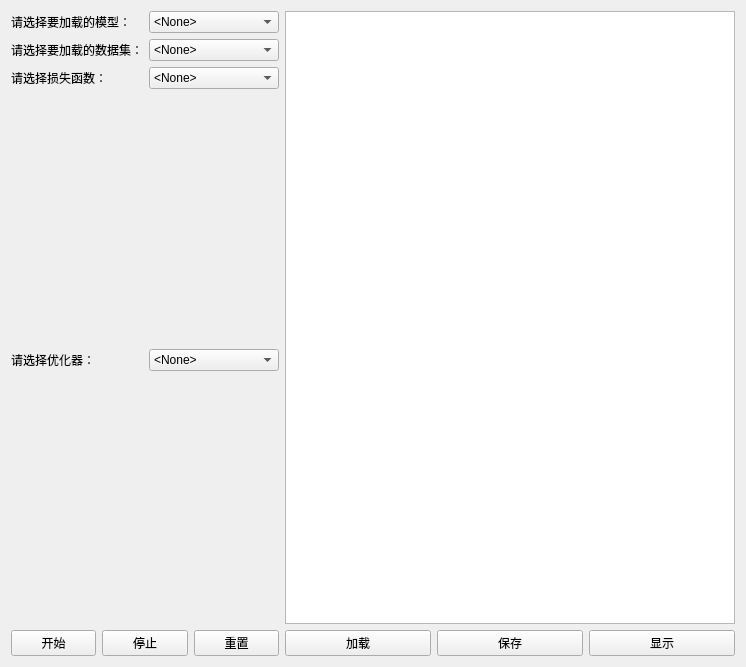
SoHardToMakeAName/LEGOTorch, file UI_TrainWindow.ui: the form before one commit.
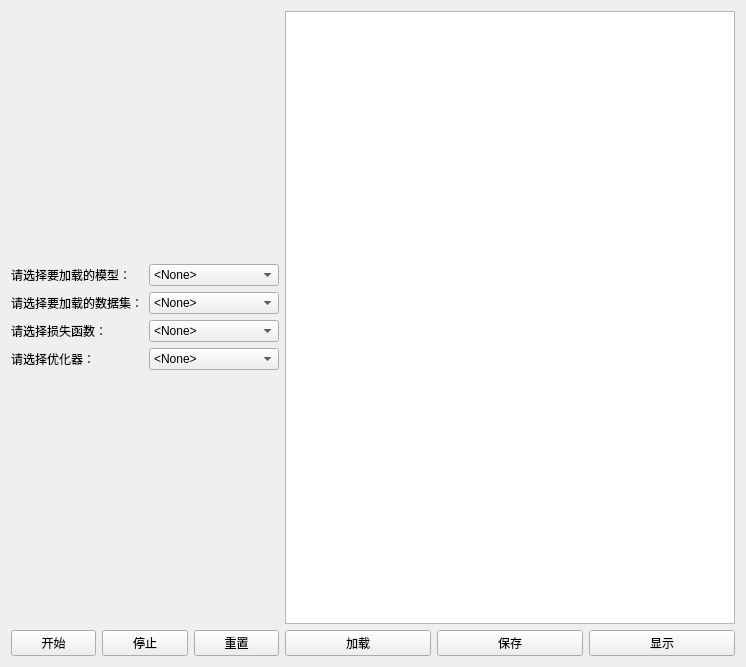
The form after the commit.

Commit message: 最近进度变慢，要加油！

The edit to the form file:
```diff
--- a/UI_TrainWindow.ui
+++ b/UI_TrainWindow.ui
@@ -18,10 +18,7 @@
     <layout class="QGridLayout" name="gridLayout">
      <item row="0" column="0" colspan="2">
       <layout class="QGridLayout" name="gridLayout_3">
-       <item row="3" column="0" colspan="2">
-        <widget class="QWidget" name="loss_detail" native="true"/>
-       </item>
-       <item row="4" column="1">
+       <item row="6" column="1">
         <widget class="QComboBox" name="optim_to_load">
          <item>
           <property name="text">
@@ -50,7 +47,7 @@
          </item>
         </widget>
        </item>
-       <item row="1" column="1">
+       <item row="2" column="1">
         <widget class="QComboBox" name="dataset_to_load">
          <item>
           <property name="text">
@@ -89,26 +86,14 @@
          </item>
         </widget>
        </item>
-       <item row="2" column="0">
-        <widget class="QLabel" name="label_3">
-         <property name="text">
-          <string>请选择损失函数：</string>
-         </property>
-        </widget>
+       <item row="1" column="0" colspan="2">
+        <layout class="QVBoxLayout" name="pretrained_layout"/>
        </item>
-       <item row="0" column="0">
-        <widget class="QLabel" name="label">
-         <property name="text">
-          <string>请选择要加载的模型：</string>
-         </property>
-        </widget>
+       <item row="3" column="0" colspan="2">
+        <layout class="QGridLayout" name="dataset_layout"/>
        </item>
-       <item row="1" column="0">
-        <widget class="QLabel" name="label_2">
-         <property name="text">
-          <string>请选择要加载的数据集：</string>
-         </property>
-        </widget>
+       <item row="5" column="0" colspan="2">
+        <layout class="QGridLayout" name="loss_layout"/>
        </item>
        <item row="0" column="1">
         <widget class="QComboBox" name="model_to_load">
@@ -174,7 +159,21 @@
          </item>
         </widget>
        </item>
-       <item row="2" column="1">
+       <item row="6" column="0">
+        <widget class="QLabel" name="label_4">
+         <property name="text">
+          <string>请选择优化器：</string>
+         </property>
+        </widget>
+       </item>
+       <item row="2" column="0">
+        <widget class="QLabel" name="label_2">
+         <property name="text">
+          <string>请选择要加载的数据集：</string>
+         </property>
+        </widget>
+       </item>
+       <item row="4" column="1">
         <widget class="QComboBox" name="loss_to_load">
          <item>
           <property name="text">
@@ -214,14 +213,21 @@
         </widget>
        </item>
        <item row="4" column="0">
-        <widget class="QLabel" name="label_4">
+        <widget class="QLabel" name="label_3">
          <property name="text">
-          <string>请选择优化器：</string>
+          <string>请选择损失函数：</string>
          </property>
         </widget>
        </item>
-       <item row="5" column="0" colspan="2">
-        <widget class="QWidget" name="widget" native="true"/>
+       <item row="0" column="0">
+        <widget class="QLabel" name="label">
+         <property name="text">
+          <string>请选择要加载的模型：</string>
+         </property>
+        </widget>
+       </item>
+       <item row="7" column="0" colspan="2">
+        <layout class="QGridLayout" name="optim_layout"/>
        </item>
       </layout>
      </item>
```
Left out of the diff: 50 changed lines with no effect on the pictures. The commit also changes 2 other files.
